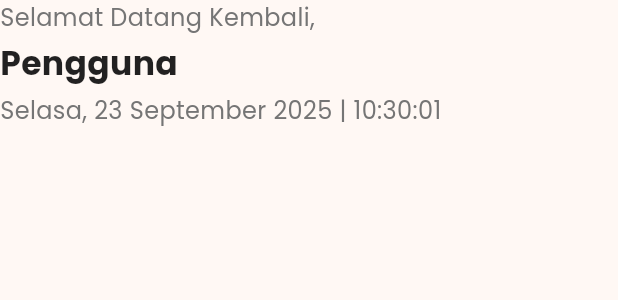
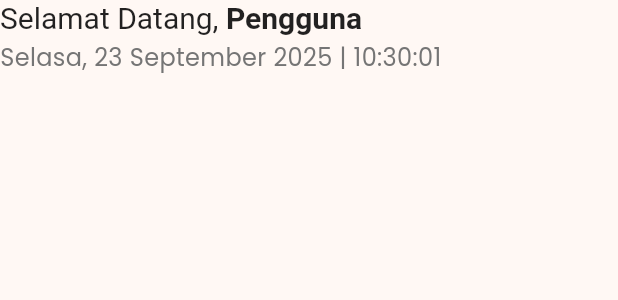
Before and after one commit to gerrybagaskoro/absensi_ppkdjp_b3, a Flutter app: the HeaderSection widget shown alone on an empty page, opened directly, on a phone screen of 412 x 824 dp. Shown: the top 300 px of the screen. Run offline on Flutter 3.47's test engine with Material 3 defaults, Android fonts, the phone set to English and light mode, and no system bars; our stand-ins replace animate_do, geocoding, geolocator, google_fonts, google_maps_flutter, image_picker and 5 more; accounts and stored records are empty; network calls fail.

Commit message:
fix header

```diff
--- a/lib/widgets/absensi/header_section.dart
+++ b/lib/widgets/absensi/header_section.dart
@@ -14,13 +14,11 @@ class HeaderSection extends StatefulWidget {
 class _HeaderSectionState extends State<HeaderSection> {
   String? _userName;
   DateTime _currentDateTime = DateTime.now();
-
   Timer? _timer;
 
   @override
   void initState() {
     super.initState();
-    _currentDateTime = DateTime.now();
     _startClock();
     _loadProfile();
   }
@@ -35,7 +33,6 @@ class _HeaderSectionState extends State<HeaderSection> {
 
   Future<void> _loadProfile() async {
     final profile = await ProfileService.fetchProfile();
-
     if (profile?.data?.name != null) {
       setState(() {
         _userName = profile!.data!.name!;
@@ -57,7 +54,6 @@ class _HeaderSectionState extends State<HeaderSection> {
   @override
   Widget build(BuildContext context) {
     final theme = Theme.of(context);
-
     final primaryTextColor = theme.brightness == Brightness.light
         ? Colors.black87
         : Colors.white;
@@ -65,7 +61,6 @@ class _HeaderSectionState extends State<HeaderSection> {
         ? Colors.grey[600]
         : Colors.white70;
 
-    // format tanggal + jam
     final formattedDate = DateFormat(
       'EEEE, dd MMMM yyyy',
       'id_ID',
@@ -78,20 +73,34 @@ class _HeaderSectionState extends State<HeaderSection> {
     return Column(
       crossAxisAlignment: CrossAxisAlignment.start,
       children: [
-        Text(
-          'Selamat Datang Kembali,',
-          style: TextStyle(fontSize: 16, color: secondaryTextColor),
+        // Selamat Datang + username tanpa marquee
+        RichText(
+          text: TextSpan(
+            children: [
+              TextSpan(
+                text: "Selamat Datang, ",
+                style: TextStyle(
+                  fontSize: 20,
+                  fontWeight: FontWeight.normal,
+                  color: primaryTextColor,
+                ),
+              ),
+              TextSpan(
+                text: _userName ?? "Memuat...",
+                style: TextStyle(
+                  fontSize: 20,
+                  fontWeight: FontWeight.bold,
+                  color: primaryTextColor,
+                ),
+              ),
+            ],
+          ),
+          maxLines: 1,
+          overflow:
+              TextOverflow.ellipsis, // kalau terlalu panjang, potong dengan ...
         ),
         const SizedBox(height: 4),
-        Text(
-          _userName ?? "Memuat...",
-          style: TextStyle(
-            fontSize: 22,
-            fontWeight: FontWeight.bold,
-            color: primaryTextColor,
-          ),
-        ),
-        const SizedBox(height: 4),
+        // Tanggal + waktu
         Text(
           "$formattedDate | $formattedTime",
           style: TextStyle(fontSize: 16, color: secondaryTextColor),
--- a/pubspec.yaml
+++ b/pubspec.yaml
@@ -46,6 +46,7 @@ dependencies:
   intl: ^0.20.2
   introduction_screen: ^4.0.0
   lottie: 3.3.1
+  marquee: ^2.3.0
   provider: ^6.1.5+1
   shared_preferences: ^2.5.3
   shimmer: ^3.0.0
```
Also changed, not shown: pubspec.lock.
